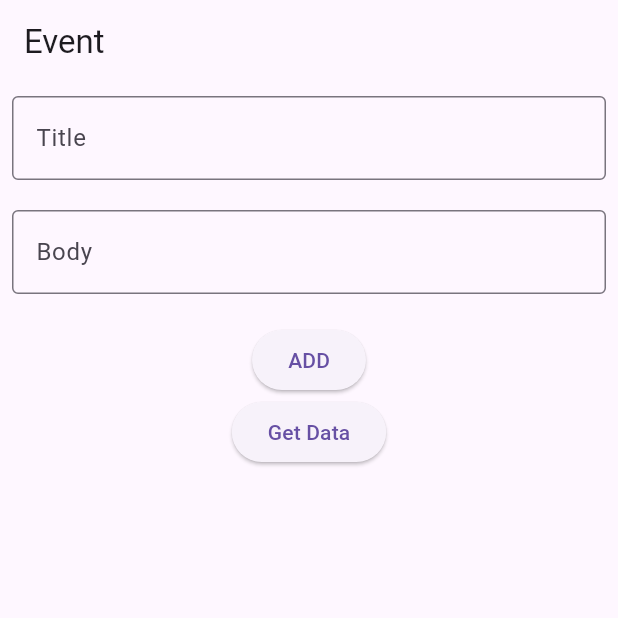
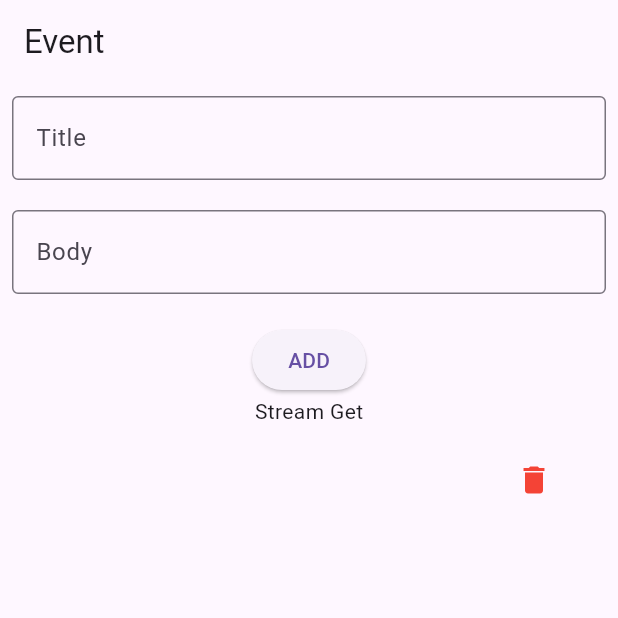
Before and after one commit to prabesh605/ecommerce_broadway, a Flutter app: the screen it shows after launch, after a tap on "ADD", on a phone screen of 412 x 824 dp, the top half of it. Run offline on Flutter 3.47's test engine with Material 3 defaults, Android fonts, the phone set to English and light mode, and no system bars; our stand-ins replace cloud_firestore, firebase_core, flutter_bloc, sqflite; accounts and stored records are empty.

Commit message:
worked on stream

```diff
--- a/lib/blocs/event/event_bloc.dart
+++ b/lib/blocs/event/event_bloc.dart
@@ -1,6 +1,5 @@
-import 'package:ecommerce_app/blocs/Event/Event_event.dart';
-import 'package:ecommerce_app/blocs/Event/Event_state.dart';
-
+import 'package:ecommerce_app/blocs/event/event_event.dart';
+import 'package:ecommerce_app/blocs/event/event_state.dart';
 import 'package:ecommerce_app/database/note_db_service.dart';
 import 'package:ecommerce_app/firebase/firestore_service.dart';
 import 'package:flutter_bloc/flutter_bloc.dart';
@@ -10,13 +9,25 @@ class EventBloc extends Bloc<EventEvent, EventState> {
   final FirestoreService firebaseService;
   EventBloc(this.firebaseService) : super(EventInitial()) {
     on<AddEvent>((event, emit) async {
-      emit(EventInitial());
+      // emit(EventInitial());
       await firebaseService.addEvent(event.eventModel);
     });
     on<GetEvent>((event, emit) async {
-      emit(EventInitial());
+      emit(EventLoading());
       final List<EventModel> data = await firebaseService.getData();
       emit(LoadEvents(data));
     });
+    on<GetStream>((event, emit) async {
+      emit(EventLoading());
+      final Stream<List<EventModel>> data = await firebaseService.getStream();
+      emit(StreamEvents(data));
+    });
+    on<DeleteEvent>((event, emit) async {
+      // emit(EventLoading());
+      await firebaseService.deleteEvent(event.eventID);
+    });
+    on<UpdateEvent>((event, emit) async {
+      await firebaseService.updateEvent(event.eventModel);
+    });
   }
 }
--- a/lib/blocs/event/event_event.dart
+++ b/lib/blocs/event/event_event.dart
@@ -11,6 +11,8 @@ class AddEvent extends EventEvent {
 //get
 class GetEvent extends EventEvent {}
 
+class GetStream extends EventEvent {}
+
 //update
 class UpdateEvent extends EventEvent {
   final EventModel eventModel;
@@ -19,6 +21,6 @@ class UpdateEvent extends EventEvent {
 
 //delete
 class DeleteEvent extends EventEvent {
-  final int eventID;
+  final String eventID;
   DeleteEvent(this.eventID);
 }
--- a/lib/firebase/firestore_service.dart
+++ b/lib/firebase/firestore_service.dart
@@ -17,54 +17,35 @@ class FirestoreService {
   Future<List<EventModel>> getData() async {
     final data = await userCollection.get();
     final List<EventModel> events = data.docs.map((doc) {
-      return EventModel.fromMap(doc.data() as Map<String, dynamic>);
+      return EventModel.fromMap(doc.data() as Map<String, dynamic>, id: doc.id);
     }).toList();
     return events;
   }
 
-  //   Stream<List<NoteModel>>? getNotess() {
-  //     try {
-  //       return userCollection.snapshots().map((snapshot) {
-  //         return snapshot.docs.map((doc) {
-  //           return NoteModel.fromMap(doc.data() as Map<String, dynamic>);
-  //         }).toList();
-  //       });
-  //     } catch (e) {
-  //       e.toString();
-  //     }
+  Stream<List<EventModel>> getStream() {
+    final data = userCollection.snapshots();
+    try {
+      return data.map((snapshot) {
+        return snapshot.docs.map((doc) {
+          print("Document ID: ${doc.id}");
+          print("Document Data: ${doc.data()}");
+          return EventModel.fromMap(
+            doc.data() as Map<String, dynamic>,
+            id: doc.id,
+          );
+        }).toList();
+      });
+    } catch (e) {
+      print(e.toString());
+      throw e.toString();
+    }
+  }
 
-  //     return null;
-  //   }
-  // }
+  Future<void> updateEvent(EventModel event) async {
+    await userCollection.doc(event.id).update(event.toMap());
+  }
+
+  Future<void> deleteEvent(String id) async {
+    await userCollection.doc(id).delete();
+  }
 }
-
-// class FirestoreService {
-//   final CollectionReference userCollection = FirebaseFirestore.instance
-//       .collection("event");
-
-//   Future<void> addUser(NoteModel notes) async {
-//     try {
-//       await userCollection.add(notes.toMap());
-//     } catch (e) {
-//       print(e.toString());
-//     }
-//   }
-
-//   // Future<List<NoteModel>> getData() {
-//   //   return userCollection.get();
-//   // }
-
-//   Stream<List<NoteModel>>? getNotess() {
-//     try {
-//       return userCollection.snapshots().map((snapshot) {
-//         return snapshot.docs.map((doc) {
-//           return NoteModel.fromMap(doc.data() as Map<String, dynamic>);
-//         }).toList();
-//       });
-//     } catch (e) {
-//       e.toString();
-//     }
-
-//     return null;
-//   }
-// }
--- a/lib/main.dart
+++ b/lib/main.dart
@@ -1,4 +1,5 @@
 import 'package:ecommerce_app/blocs/counter_bloc/counter_bloc.dart';
+import 'package:ecommerce_app/blocs/event/event_bloc.dart';
 import 'package:ecommerce_app/blocs/fakestore/fakestore_bloc.dart';
 import 'package:ecommerce_app/blocs/login/login_bloc.dart';
 import 'package:ecommerce_app/blocs/mobile/mobile_bloc.dart';
@@ -60,6 +61,7 @@ Future<void> main() async {
           create: (_) =>
               FakeStoreBloc(FakestoreService(), FakestoreDbService()),
         ),
+        BlocProvider(create: (_) => EventBloc(FirestoreService())),
       ],
       child: const MyApp(),
     ),
--- a/lib/models/event_model.dart
+++ b/lib/models/event_model.dart
@@ -4,8 +4,12 @@ class EventModel {
   final String body;
   EventModel({required this.id, required this.title, required this.body});
 
-  factory EventModel.fromMap(Map<String, dynamic> json) {
-    return EventModel(id: json['id'], title: json['title'], body: json['body']);
+  factory EventModel.fromMap(Map<String, dynamic> json, {required String id}) {
+    return EventModel(
+      id: id,
+      title: json['title'] ?? "",
+      body: json['body'] ?? "",
+    );
   }
   Map<String, dynamic> toMap() {
     return {'id': id, 'title': title, 'body': body};
--- a/lib/views/event_screen.dart
+++ b/lib/views/event_screen.dart
@@ -1,3 +1,6 @@
+import 'package:ecommerce_app/blocs/event/event_bloc.dart';
+import 'package:ecommerce_app/blocs/event/event_event.dart';
+import 'package:ecommerce_app/blocs/event/event_state.dart';
 import 'package:ecommerce_app/blocs/notes/notes_bloc.dart';
 import 'package:ecommerce_app/blocs/notes/notes_event.dart';
 import 'package:ecommerce_app/blocs/notes/notes_state.dart';
@@ -25,6 +28,7 @@ class _EventScreenState extends State<EventScreen> {
   @override
   void initState() {
     // context.read<NotesBloc>().add(GetNote());
+    context.read<EventBloc>().add(GetStream());
     super.initState();
   }
 
@@ -62,53 +66,38 @@ class _EventScreenState extends State<EventScreen> {
                   body: bodyController.text,
                   id: '${DateTime.now().millisecondsSinceEpoch}',
                 );
-                service.addEvent(event);
+                context.read<EventBloc>().add(AddEvent(event));
+                titleController.clear();
+                bodyController.clear();
+                // service.addEvent(event);
                 // context.read<NotesBloc>().add(AddNote(notes));
               },
               child: Text("ADD"),
             ),
-            ElevatedButton(
-              onPressed: () {
-                service.getData();
-              },
-              child: Text("Get Data"),
-            ),
+            // ElevatedButton(
+            //   onPressed: () {
+            //     // service.getData();
+            //     context.read<EventBloc>().add(GetEvent());
+            //   },
+            //   child: Text("Get Data"),
+            // ),
 
-            // BlocBuilder<NotesBloc, NotesState>(
+            // Text("Simple Get"),
+            // BlocBuilder<EventBloc, EventState>(
             //   builder: (context, state) {
-            //     if (state is NoteLoading) {
-            //       return CircularProgressIndicator();
+            //     if (state is EventLoading) {
+            //       return Center(child: CircularProgressIndicator());
             //     }
-            //     if (state is NoteError) {
-            //       return Text(state.message);
+            //     if (state is EventError) {
+            //       return Center(child: Text(state.message));
             //     }
-
-            //     if (state is StreamNotes) {
-            //       return StreamBuilder(
-            //         stream: state.list,
-            //         builder: (context, snapShot) {
-            //           final data = snapShot.data!;
-            //           return Expanded(
-            //             child: ListView.builder(
-            //               itemCount: data.length,
-            //               itemBuilder: (context, index) {
-            //                 final datas = data[index];
-            //                 return ListTile(
-            //                   title: Text(datas.title),
-            //                   subtitle: Text(datas.body),
-            //                 );
-            //               },
-            //             ),
-            //           );
-            //         },
-            //       );
-            //     }
-            //     if (state is LoadNotes) {
+            //     if (state is LoadEvents) {
+            //       final List<EventModel> eventList = state.list;
             //       return Expanded(
             //         child: ListView.builder(
-            //           itemCount: state.list.length,
+            //           itemCount: eventList.length,
             //           itemBuilder: (context, index) {
-            //             final data = state.list[index];
+            //             final EventModel data = eventList[index];
             //             return ListTile(
             //               title: Text(data.title),
             //               subtitle: Text(data.body),
@@ -122,16 +111,72 @@ class _EventScreenState extends State<EventScreen> {
             // ),
             // ElevatedButton(
             //   onPressed: () {
-            //     Navigator.push(
-            //       context,
-            //       MaterialPageRoute(builder: (context) => WeatherScreen()),
-            //     );
+            //     // service.getData();
+            //     context.read<EventBloc>().add(GetStream());
             //   },
-            //   child: Text("Weather"),
+            //   child: Text("Get Stream"),
             // ),
+            Text("Stream Get"),
+            BlocBuilder<EventBloc, EventState>(
+              builder: (context, state) {
+                if (state is EventLoading) {
+                  return Center(child: CircularProgressIndicator());
+                }
+                if (state is EventError) {
+                  return Center(child: Text(state.message));
+                }
+                if (state is StreamEvents) {
+                  return StreamBuilder(
+                    stream: state.list,
+                    builder: (context, snapshot) {
+                      final data = snapshot.data;
+                      return Expanded(
+                        child: ListView.builder(
+                          itemCount: data?.length,
+                          itemBuilder: (context, index) {
+                            final event = data?[index];
+                            return ListTile(
+                              title: Text(event?.title ?? ""),
+                              subtitle: Text(event?.body ?? ""),
+                              trailing: IconButton(
+                                onPressed: () {
+                                  context.read<EventBloc>().add(
+                                    DeleteEvent(event?.id ?? ""),
+                                  );
+                                },
+                                icon: Icon(Icons.delete, color: Colors.red),
+                              ),
+                            );
+                          },
+                        ),
+                      );
+                    },
+                  );
+                }
+                return Container();
+              },
+            ),
           ],
         ),
       ),
     );
   }
 }
+// return StreamBuilder(
+//                     stream: state.list,
+//                     builder: (context, snapShot) {
+//                       final data = snapShot.data!;
+//                       return Expanded(
+//                         child: ListView.builder(
+//                           itemCount: data.length,
+//                           itemBuilder: (context, index) {
+//                             final datas = data[index];
+//                             return ListTile(
+//                               title: Text(datas.title),
+//                               subtitle: Text(datas.body),
+//                             );
+//                           },
+//                         ),
+//                       );
+//                     },
+//                   );
```
